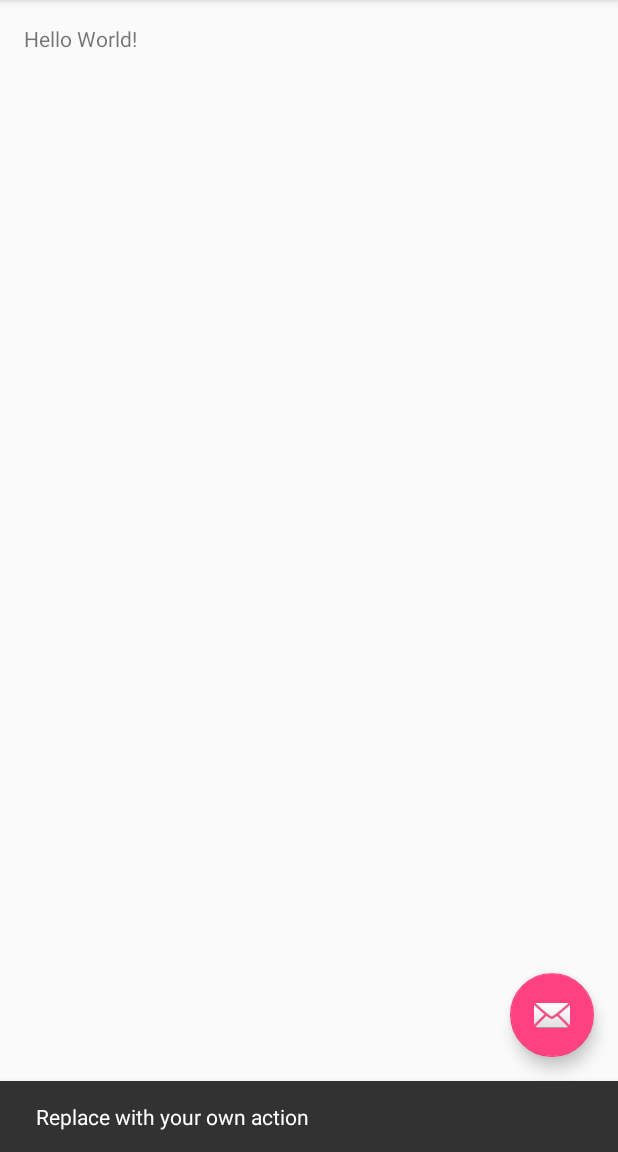
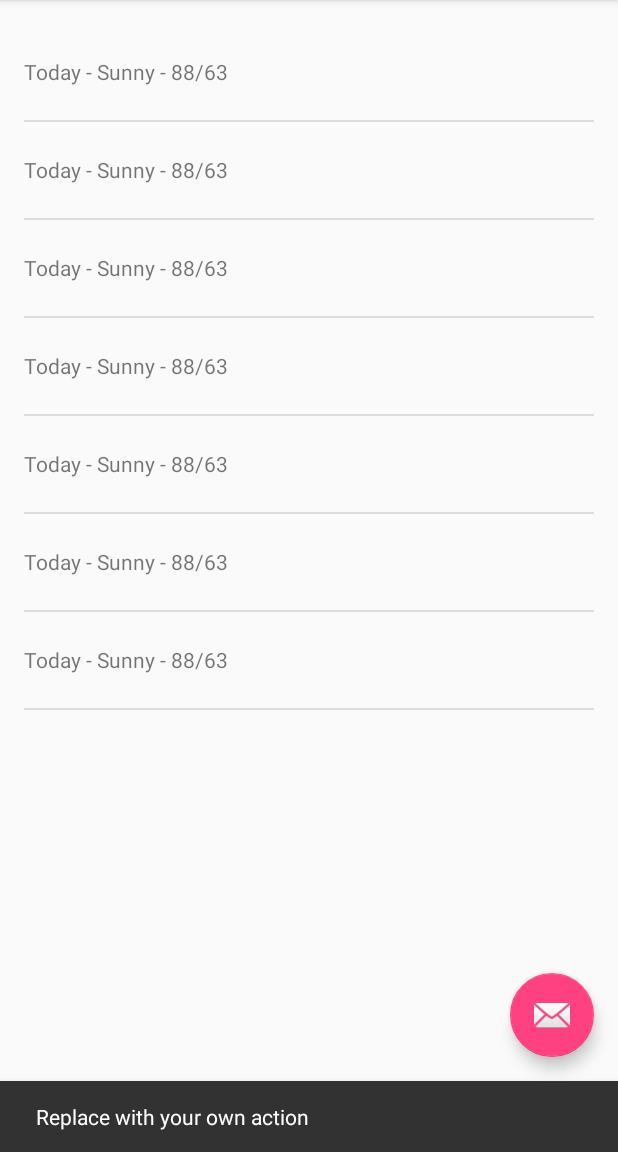
Before and after one commit to McMm77a/Waterfall, an Android app: the screen it shows after launch (MainActivity), after a tap on an icon or button, on a phone screen of 412 x 824 dp, the part 84-1236 px from its top. Run offline under Robolectric (Android 15) with nearby library versions, the phone set to English and light mode, and no system bars.

Commit message:
Lesson1
Lesson 1 completed

```diff
--- a/app/src/main/java/app/com/example/mmeijer/waterfall/MainActivityFragment.java
+++ b/app/src/main/java/app/com/example/mmeijer/waterfall/MainActivityFragment.java
@@ -1,15 +1,23 @@
 package app.com.example.mmeijer.waterfall;
 
+import android.os.Bundle;
 import android.support.v4.app.Fragment;
-import android.os.Bundle;
 import android.view.LayoutInflater;
 import android.view.View;
 import android.view.ViewGroup;
+import android.widget.ArrayAdapter;
+import android.widget.ListView;
+
+import java.util.ArrayList;
+import java.util.Arrays;
+import java.util.List;
 
 /**
  * A placeholder fragment containing a simple view.
  */
 public class MainActivityFragment extends Fragment {
+
+    ArrayAdapter<String> mForecastAdapter;
 
     public MainActivityFragment() {
     }
@@ -17,6 +25,26 @@ public class MainActivityFragment extends Fragment {
     @Override
     public View onCreateView(LayoutInflater inflater, ViewGroup container,
                              Bundle savedInstanceState) {
-        return inflater.inflate(R.layout.fragment_main, container, false);
+
+
+        String[] forecastArray = {
+          "Today - Sunny - 88/63",
+          "Today - Sunny - 88/63",
+          "Today - Sunny - 88/63",
+          "Today - Sunny - 88/63",
+          "Today - Sunny - 88/63",
+          "Today - Sunny - 88/63",
+          "Today - Sunny - 88/63"
+        };
+
+        List<String> weekForecast = new ArrayList<String>(Arrays.asList(forecastArray));
+        View rootView =  inflater.inflate(R.layout.fragment_main, container, false);
+
+        mForecastAdapter = new ArrayAdapter<String>(getActivity(), R.layout.list_item_forecast, R.id.list_item_forecast_textview, weekForecast);
+
+        ListView listView = (ListView) rootView.findViewById(R.id.listview_forecast);
+        listView.setAdapter(mForecastAdapter);
+
+        return rootView;
     }
 }
--- a/app/src/main/res/layout/fragment_main.xml
+++ b/app/src/main/res/layout/fragment_main.xml
@@ -1,4 +1,4 @@
-<RelativeLayout xmlns:android="http://schemas.android.com/apk/res/android"
+<FrameLayout xmlns:android="http://schemas.android.com/apk/res/android"
     xmlns:tools="http://schemas.android.com/tools"
     android:layout_width="match_parent"
     android:layout_height="match_parent"
@@ -9,9 +9,9 @@
     tools:context="app.com.example.mmeijer.waterfall.MainActivityFragment"
     tools:showIn="@layout/activity_main">
 
-    <TextView
-        android:layout_width="wrap_content"
-        android:layout_height="wrap_content"
-        android:text="Hello World!" />
+    <ListView
+        android:id="@+id/listview_forecast"
+        android:layout_width="match_parent"
+        android:layout_height="match_parent" />
 
-</RelativeLayout>
+</FrameLayout>
--- /dev/null
+++ b/app/src/main/res/layout/list_item_forecast.xml
@@ -0,0 +1,7 @@
+<?xml version="1.0" encoding="utf-8"?>
+<TextView xmlns:android="http://schemas.android.com/apk/res/android"
+    android:layout_width="match_parent"
+    android:layout_height="match_parent"
+    android:minHeight="?android:attr/listPreferredItemHeight"
+    android:gravity="center_vertical"
+    android:id="@+id/list_item_forecast_textview" />
```
